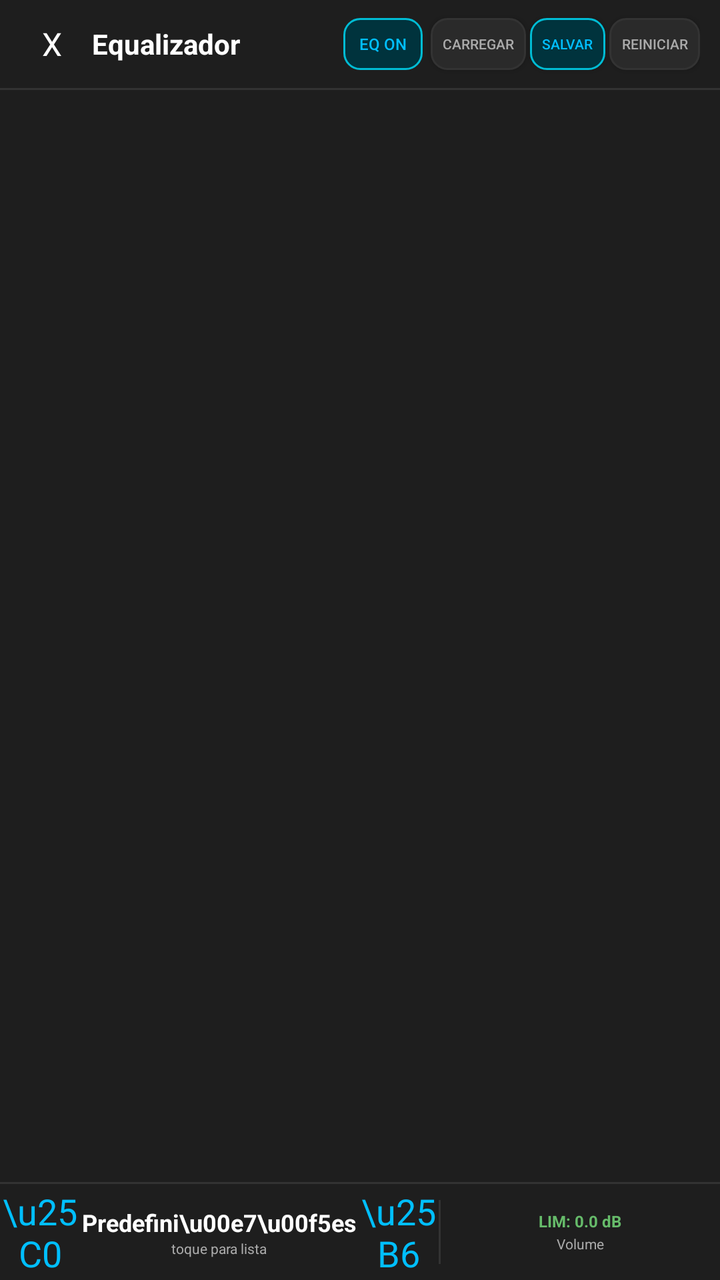
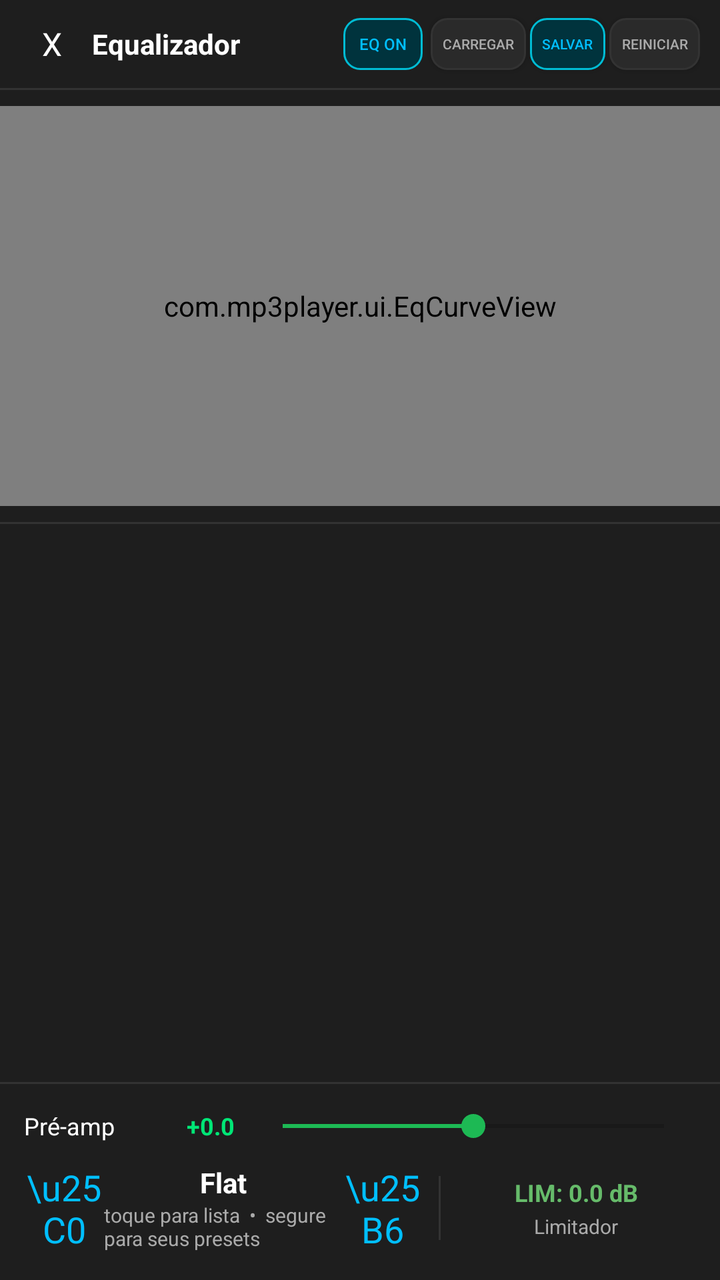

Screens rendered from an Android XML layout before and after an edit, with the pre-edit source and the edit as a unified diff.
<!-- AndroidManifest.xml: application theme Theme.Mp3Player -->
<!-- res/layout/fragment_equalizer.xml -->
<?xml version="1.0" encoding="utf-8"?>
<LinearLayout xmlns:android="http://schemas.android.com/apk/res/android"
    android:layout_width="match_parent"
    android:layout_height="match_parent"
    android:orientation="vertical"
    android:background="?attr/themeSurface"
    android:fitsSystemWindows="true">

    <LinearLayout
        android:layout_width="match_parent"
        android:layout_height="44dp"
        android:orientation="horizontal"
        android:gravity="center_vertical"
        android:paddingHorizontal="10dp"
        android:background="?attr/themeSurface">

        <TextView
            android:id="@+id/btn_close_eq"
            android:layout_width="32dp"
            android:layout_height="32dp"
            android:text="X"
            android:textColor="?attr/themeTextPrimary"
            android:textSize="16sp"
            android:gravity="center"
            android:background="?attr/selectableItemBackgroundBorderless"
            android:clickable="true"
            android:focusable="true" />

        <TextView
            android:layout_width="0dp"
            android:layout_height="wrap_content"
            android:layout_weight="1"
            android:text="Equalizador"
            android:textColor="?attr/themeTextPrimary"
            android:textSize="14sp"
            android:textStyle="bold"
            android:layout_marginStart="4dp" />

        <Button
            android:id="@+id/btn_eq_toggle"
            android:layout_width="wrap_content"
            android:layout_height="26dp"
            android:text="EQ ON"
            android:background="@drawable/bg_preset_active"
            android:textColor="#00BFFF"
            android:textSize="8sp"
            android:paddingHorizontal="8dp"
            android:layout_marginEnd="4dp"
            android:minWidth="0dp"
            android:minHeight="0dp"
            android:stateListAnimator="@null" />

        <Button
            android:id="@+id/btn_recarregar"
            android:layout_width="wrap_content"
            android:layout_height="26dp"
            android:text="CARREGAR"
            android:background="@drawable/bg_preset_btn"
            android:textColor="?attr/themeTextSecondary"
            android:textSize="7sp"
            android:paddingHorizontal="6dp"
            android:layout_marginEnd="2dp"
            android:minWidth="0dp"
            android:minHeight="0dp" />

        <Button
            android:id="@+id/btn_save_eq"
            android:layout_width="wrap_content"
            android:layout_height="26dp"
            android:text="SALVAR"
            android:background="@drawable/bg_preset_active"
            android:textColor="#00BFFF"
            android:textSize="7sp"
            android:paddingHorizontal="6dp"
            android:layout_marginEnd="2dp"
            android:minWidth="0dp"
            android:minHeight="0dp" />

        <Button
            android:id="@+id/btn_reset_eq"
            android:layout_width="wrap_content"
            android:layout_height="26dp"
            android:text="REINICIAR"
            android:background="@drawable/bg_preset_btn"
            android:textColor="?attr/themeTextSecondary"
            android:textSize="7sp"
            android:paddingHorizontal="6dp"
            android:minWidth="0dp"
            android:minHeight="0dp" />
    </LinearLayout>

    <View
        android:layout_width="match_parent"
        android:layout_height="1dp"
        android:background="?attr/themeDivider" />

    <FrameLayout
        android:layout_width="match_parent"
        android:layout_height="0dp"
        android:layout_weight="1">

        <ScrollView
            android:layout_width="match_parent"
            android:layout_height="match_parent"
            android:scrollbars="vertical"
            android:paddingHorizontal="8dp">

            <LinearLayout
                android:id="@+id/bands_container"
                android:layout_width="match_parent"
                android:layout_height="wrap_content"
                android:orientation="vertical"
                android:paddingVertical="4dp" />
        </ScrollView>

        <View
            android:layout_width="match_parent"
            android:layout_height="1dp"
            android:background="?attr/themeDivider"
            android:layout_gravity="bottom" />
    </FrameLayout>

    <LinearLayout
        android:layout_width="match_parent"
        android:layout_height="48dp"
        android:orientation="horizontal"
        android:gravity="center"
        android:background="?attr/themeSurface">

        <TextView
            android:id="@+id/btn_prev_preset"
            android:layout_width="40dp"
            android:layout_height="match_parent"
            android:text="\u25C0"
            android:textColor="#00BFFF"
            android:textSize="18sp"
            android:gravity="center"
            android:background="?attr/selectableItemBackgroundBorderless"
            android:clickable="true"
            android:focusable="true" />

        <LinearLayout
            android:id="@+id/knob_presets_area"
            android:layout_width="0dp"
            android:layout_height="match_parent"
            android:layout_weight="1"
            android:orientation="vertical"
            android:gravity="center"
            android:clickable="true"
            android:focusable="true"
            android:background="?attr/selectableItemBackground">

            <TextView
                android:id="@+id/tv_preset_name"
                android:layout_width="wrap_content"
                android:layout_height="wrap_content"
                android:text="Predefini\u00e7\u00f5es"
                android:textColor="?attr/themeTextPrimary"
                android:textSize="12sp"
                android:textStyle="bold"
                android:singleLine="true"
                android:ellipsize="end" />

            <TextView
                android:layout_width="wrap_content"
                android:layout_height="wrap_content"
                android:text="toque para lista"
                android:textColor="?attr/themeTextSecondary"
                android:textSize="7sp" />
        </LinearLayout>

        <TextView
            android:id="@+id/btn_next_preset"
            android:layout_width="40dp"
            android:layout_height="match_parent"
            android:text="\u25B6"
            android:textColor="#00BFFF"
            android:textSize="18sp"
            android:gravity="center"
            android:background="?attr/selectableItemBackgroundBorderless"
            android:clickable="true"
            android:focusable="true" />

        <View
            android:layout_width="1dp"
            android:layout_height="32dp"
            android:background="?attr/themeDivider" />

        <LinearLayout
            android:id="@+id/knob_volume_area"
            android:layout_width="0dp"
            android:layout_height="match_parent"
            android:layout_weight="1"
            android:orientation="vertical"
            android:gravity="center"
            android:clickable="true"
            android:focusable="true"
            android:background="?attr/selectableItemBackground">

            <TextView
                android:id="@+id/tv_limiter"
                android:layout_width="wrap_content"
                android:layout_height="wrap_content"
                android:text="LIM: 0.0 dB"
                android:textColor="#66BB6A"
                android:textSize="8sp"
                android:textStyle="bold" />

            <TextView
                android:layout_width="wrap_content"
                android:layout_height="wrap_content"
                android:layout_marginTop="1dp"
                android:text="Volume"
                android:textColor="?attr/themeTextSecondary"
                android:textSize="7sp" />
        </LinearLayout>
    </LinearLayout>

</LinearLayout>
<!-- resources referenced by this layout -->
<resources>
  <!-- drawable bg_preset_active (drawable) -->
  <?xml version="1.0" encoding="utf-8"?>
  <shape xmlns:android="http://schemas.android.com/apk/res/android"
      android:shape="rectangle">
      <solid android:color="#00333D" />
      <stroke android:width="1dp" android:color="#00BCD4" />
      <corners android:radius="8dp" />
      <padding android:left="12dp" android:top="6dp" android:right="12dp" android:bottom="6dp" />
  </shape>
  <!-- drawable bg_preset_btn (drawable) -->
  <?xml version="1.0" encoding="utf-8"?>
  <shape xmlns:android="http://schemas.android.com/apk/res/android"
      android:shape="rectangle">
      <solid android:color="?attr/themeSurface2" />
      <stroke android:width="1dp" android:color="?attr/themeDivider" />
      <corners android:radius="8dp" />
      <padding android:left="12dp" android:top="6dp" android:right="12dp" android:bottom="6dp" />
  </shape>
  <style name="Theme.Mp3Player" parent="Theme.MaterialComponents.DayNight.NoActionBar">
          <item name="colorPrimary">@color/primary</item>
          <item name="colorPrimaryDark">@color/dark_background</item>
          <item name="colorAccent">@color/primary</item>
          <item name="android:statusBarColor">@color/dark_background</item>
          <item name="android:navigationBarColor">@color/dark_background</item>
          <item name="themeBackground">@color/dark_background</item>
          <item name="themeSurface">@color/dark_surface</item>
          <item name="themeSurface2">@color/dark_surface2</item>
          <item name="themeCard">@color/dark_card</item>
          <item name="themeTextPrimary">@color/dark_textPrimary</item>
          <item name="themeTextSecondary">@color/dark_textSecondary</item>
          <item name="themeTextTertiary">@color/dark_textTertiary</item>
          <item name="themeHint">@color/dark_hint</item>
          <item name="themeDivider">@color/dark_divider</item>
          <item name="themeNavBg">@color/dark_navBackground</item>
          <item name="themeSearchBg">@color/searchBg</item>
          <item name="themePlayerBg">@color/dark_surface2</item>
      </style>
  <color name="primary">#1DB954</color>
  <color name="dark_background">#121212</color>
  <color name="dark_surface">#1E1E1E</color>
  <color name="dark_surface2">#2A2A2A</color>
  <color name="dark_card">#1A1A1A</color>
  <color name="dark_textPrimary">#FFFFFF</color>
  <color name="dark_textSecondary">#AAAAAA</color>
  <color name="dark_textTertiary">#666666</color>
  <color name="dark_hint">#888888</color>
  <color name="dark_divider">#333333</color>
  <color name="dark_navBackground">#1E1E1E</color>
  <color name="searchBg">#333333</color>
</resources>

<!-- the commit's change to res/layout/fragment_equalizer.xml (unified diff, before → after) -->
@@ -94,125 +94,177 @@
         android:layout_height="1dp"
         android:background="?attr/themeDivider" />
 
-    <FrameLayout
+    
+    <com.mp3player.ui.EqCurveView
+        android:id="@+id/eq_curve_view"
+        android:layout_width="match_parent"
+        android:layout_height="200dp"
+        android:layout_marginTop="8dp"
+        android:layout_marginBottom="8dp"
+        android:paddingHorizontal="16dp" />
+
+    <View
+        android:layout_width="match_parent"
+        android:layout_height="1dp"
+        android:background="?attr/themeDivider" />
+
+    
+    <HorizontalScrollView
         android:layout_width="match_parent"
         android:layout_height="0dp"
-        android:layout_weight="1">
-
-        <ScrollView
+        android:layout_weight="1"
+        android:scrollbars="horizontal"
+        android:paddingHorizontal="8dp"
+        android:paddingVertical="8dp">
+
+        <LinearLayout
+            android:id="@+id/bands_container"
+            android:layout_width="wrap_content"
+            android:layout_height="match_parent"
+            android:orientation="horizontal"
+            android:gravity="center_vertical"
+            android:paddingVertical="8dp" />
+    </HorizontalScrollView>
+
+    <View
+        android:layout_width="match_parent"
+        android:layout_height="1dp"
+        android:background="?attr/themeDivider" />
+
+    
+    <LinearLayout
+        android:layout_width="match_parent"
+        android:layout_height="wrap_content"
+        android:orientation="vertical"
+        android:padding="12dp"
+        android:background="?attr/themeSurface">
+
+        <LinearLayout
             android:layout_width="match_parent"
-            android:layout_height="match_parent"
-            android:scrollbars="vertical"
-            android:paddingHorizontal="8dp">
-
-            <LinearLayout
-                android:id="@+id/bands_container"
-                android:layout_width="match_parent"
-                android:layout_height="wrap_content"
-                android:orientation="vertical"
-                android:paddingVertical="4dp" />
-        </ScrollView>
-
-        <View
-            android:layout_width="match_parent"
-            android:layout_height="1dp"
-            android:background="?attr/themeDivider"
-            android:layout_gravity="bottom" />
-    </FrameLayout>
-
-    <LinearLayout
-        android:layout_width="match_parent"
-        android:layout_height="48dp"
-        android:orientation="horizontal"
-        android:gravity="center"
-        android:background="?attr/themeSurface">
-
-        <TextView
-            android:id="@+id/btn_prev_preset"
-            android:layout_width="40dp"
-            android:layout_height="match_parent"
-            android:text="\u25C0"
-            android:textColor="#00BFFF"
-            android:textSize="18sp"
-            android:gravity="center"
-            android:background="?attr/selectableItemBackgroundBorderless"
-            android:clickable="true"
-            android:focusable="true" />
-
-        <LinearLayout
-            android:id="@+id/knob_presets_area"
-            android:layout_width="0dp"
-            android:layout_height="match_parent"
-            android:layout_weight="1"
-            android:orientation="vertical"
-            android:gravity="center"
-            android:clickable="true"
-            android:focusable="true"
-            android:background="?attr/selectableItemBackground">
-
-            <TextView
-                android:id="@+id/tv_preset_name"
+            android:layout_height="wrap_content"
+            android:orientation="horizontal"
+            android:gravity="center_vertical"
+            android:layout_marginBottom="8dp">
+
+            <TextView
                 android:layout_width="wrap_content"
                 android:layout_height="wrap_content"
-                android:text="Predefini\u00e7\u00f5es"
+                android:text="Pré-amp"
                 android:textColor="?attr/themeTextPrimary"
                 android:textSize="12sp"
+                android:layout_marginEnd="12dp" />
+
+            <TextView
+                android:id="@+id/tv_preamp_value"
+                android:layout_width="48dp"
+                android:layout_height="wrap_content"
+                android:text="+0.0"
+                android:textColor="#00E676"
+                android:textSize="12sp"
                 android:textStyle="bold"
-                android:singleLine="true"
-                android:ellipsize="end" />
-
-            <TextView
-                android:layout_width="wrap_content"
+                android:gravity="end"
+                android:layout_marginEnd="8dp" />
+
+            <SeekBar
+                android:id="@+id/seek_preamp"
+                android:layout_width="0dp"
                 android:layout_height="wrap_content"
-                android:text="toque para lista"
-                android:textColor="?attr/themeTextSecondary"
-                android:textSize="7sp" />
+                android:layout_weight="1"
+                android:max="96"
+                android:progress="48" />
+
         </LinearLayout>
 
-        <TextView
-            android:id="@+id/btn_next_preset"
-            android:layout_width="40dp"
-            android:layout_height="match_parent"
-            android:text="\u25B6"
-            android:textColor="#00BFFF"
-            android:textSize="18sp"
-            android:gravity="center"
-            android:background="?attr/selectableItemBackgroundBorderless"
-            android:clickable="true"
-            android:focusable="true" />
-
-        <View
-            android:layout_width="1dp"
-            android:layout_height="32dp"
-            android:background="?attr/themeDivider" />
-
         <LinearLayout
-            android:id="@+id/knob_volume_area"
-            android:layout_width="0dp"
-            android:layout_height="match_parent"
-            android:layout_weight="1"
-            android:orientation="vertical"
-            android:gravity="center"
-            android:clickable="true"
-            android:focusable="true"
-            android:background="?attr/selectableItemBackground">
-
-            <TextView
-                android:id="@+id/tv_limiter"
-                android:layout_width="wrap_content"
-                android:layout_height="wrap_content"
-                android:text="LIM: 0.0 dB"
-                android:textColor="#66BB6A"
-                android:textSize="8sp"
-                android:textStyle="bold" />
-
-            <TextView
-                android:layout_width="wrap_content"
-                android:layout_height="wrap_content"
-                android:layout_marginTop="1dp"
-                android:text="Volume"
-                android:textColor="?attr/themeTextSecondary"
-                android:textSize="7sp" />
+            android:layout_width="match_parent"
+            android:layout_height="48dp"
+            android:orientation="horizontal"
+            android:gravity="center_vertical">
+
+            <TextView
+                android:id="@+id/btn_prev_preset"
+                android:layout_width="40dp"
+                android:layout_height="match_parent"
+                android:text="\u25C0"
+                android:textColor="#00BFFF"
+                android:textSize="18sp"
+                android:gravity="center"
+                android:background="?attr/selectableItemBackgroundBorderless"
+                android:clickable="true"
+                android:focusable="true" />
+
+            <LinearLayout
+                android:id="@+id/knob_presets_area"
+                android:layout_width="0dp"
+                android:layout_height="match_parent"
+                android:layout_weight="1"
+                android:orientation="vertical"
+                android:gravity="center"
+                android:clickable="true"
+                android:focusable="true"
+                android:background="?attr/selectableItemBackground">
+
+                <TextView
+                    android:id="@+id/tv_preset_name"
+                    android:layout_width="wrap_content"
+                    android:layout_height="wrap_content"
+                    android:text="Flat"
+                    android:textColor="?attr/themeTextPrimary"
+                    android:textSize="14sp"
+                    android:textStyle="bold"
+                    android:singleLine="true"
+                    android:ellipsize="end" />
+
+                <TextView
+                    android:layout_width="wrap_content"
+                    android:layout_height="wrap_content"
+                    android:text="toque para lista  •  segure para seus presets"
+                    android:textColor="?attr/themeTextSecondary"
+                    android:textSize="10sp" />
+            </LinearLayout>
+
+            <TextView
+                android:id="@+id/btn_next_preset"
+                android:layout_width="40dp"
+                android:layout_height="match_parent"
+                android:text="\u25B6"
+                android:textColor="#00BFFF"
+                android:textSize="18sp"
+                android:gravity="center"
+                android:background="?attr/selectableItemBackgroundBorderless"
+                android:clickable="true"
+                android:focusable="true" />
+
+            <View
+                android:layout_width="1dp"
+                android:layout_height="32dp"
+                android:layout_marginHorizontal="8dp"
+                android:background="?attr/themeDivider" />
+
+            <LinearLayout
+                android:layout_width="0dp"
+                android:layout_height="match_parent"
+                android:layout_weight="1"
+                android:orientation="vertical"
+                android:gravity="center">
+
+                <TextView
+                    android:id="@+id/tv_limiter"
+                    android:layout_width="wrap_content"
+                    android:layout_height="wrap_content"
+                    android:text="LIM: 0.0 dB"
+                    android:textColor="#66BB6A"
+                    android:textSize="12sp"
+                    android:textStyle="bold" />
+
+                <TextView
+                    android:layout_width="wrap_content"
+                    android:layout_height="wrap_content"
+                    android:layout_marginTop="2dp"
+                    android:text="Limitador"
+                    android:textColor="?attr/themeTextSecondary"
+                    android:textSize="10sp" />
+            </LinearLayout>
         </LinearLayout>
     </LinearLayout>
 
